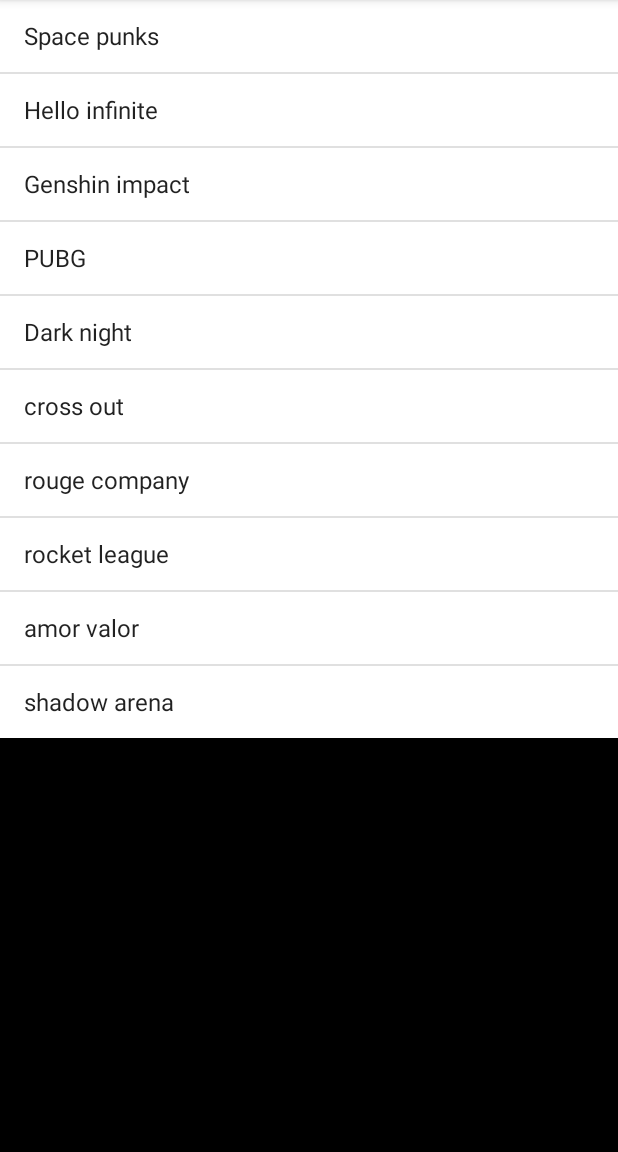
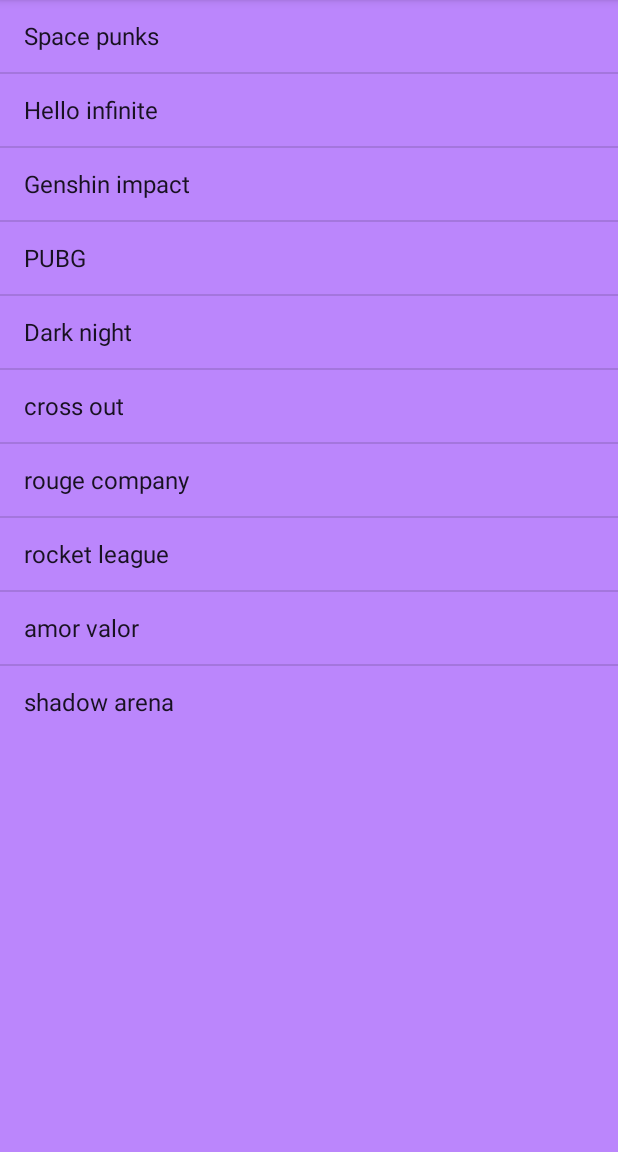
Before and after one commit to SMetto20/Gamezone, an Android app: the GamesActivity screen opened directly, with no data from a screen before it, on a phone screen of 412 x 824 dp, the part 84-1236 px from its top. Run offline under Robolectric (Android 15) with nearby library versions, the phone set to English and light mode, and no system bars; our stand-ins replace ButterKnife.

```diff
--- a/app/src/main/res/layout/activity_games.xml
+++ b/app/src/main/res/layout/activity_games.xml
@@ -2,13 +2,13 @@
 <RelativeLayout xmlns:android="http://schemas.android.com/apk/res/android"
     android:layout_width="match_parent"
     android:layout_height="match_parent"
-    android:background="@color/black">
+    android:background="@color/purple_200">
     <ListView
         android:layout_width="match_parent"
         android:layout_height="wrap_content"
         android:id="@+id/listView"
         android:layout_alignParentRight="true"
         android:layout_alignParentEnd="true"
-        android:background="@color/white"/>
+        />
 
 </RelativeLayout>
--- a/app/src/main/res/layout/activity_profile.xml
+++ b/app/src/main/res/layout/activity_profile.xml
@@ -7,7 +7,7 @@
     <ImageView
         android:id="@+id/profileimage"
         android:layout_width="186dp"
-        android:layout_height="195dp"
+        android:layout_height="160dp"
         android:layout_centerHorizontal="true"
         android:src="@drawable/userpicture" />
 
```
